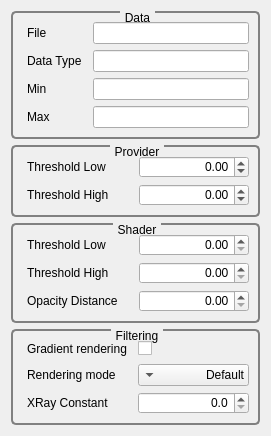
Before: the Qt Designer form Development/Tutorials/ViewerPlugins/GvRAWDataLoader/Ui/GvtQCustomEditor.ui in Roaanf/Roland_Greffe-Master_Thesis, drawn with Qt 5.
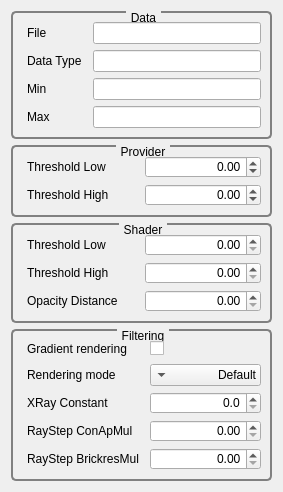
After: the same form once the commit is applied.

Commit message: - Rendering modes - Radius when import  - Ray step change

What changed in the file:
```diff
--- a/Development/Tutorials/ViewerPlugins/GvRAWDataLoader/Ui/GvtQCustomEditor.ui
+++ b/Development/Tutorials/ViewerPlugins/GvRAWDataLoader/Ui/GvtQCustomEditor.ui
@@ -369,13 +369,65 @@
                 <double>0.000000000000000</double>
               </property>
               <property name="maximum">
-                <double>400.000000000000000</double>
+                <double>1000.000000000000000</double>
               </property>
               <property name="singleStep">
                 <double>1.000000000000000</double>
               </property>
             </widget>
           </item>
+          <item row="4" column="0">
+            <widget class="QLabel" name="label_63">
+              <property name="text">
+                <string>RayStep ConApMul</string>
+              </property>
+            </widget>
+          </item>
+          <item row="4" column="1">
+            <widget class="QDoubleSpinBox" name="_coneApertureRayStepMult">
+              <property name="alignment">
+                <set>Qt::AlignRight|Qt::AlignTrailing|Qt::AlignVCenter</set>
+              </property>
+              <property name="decimals">
+                <number>2</number>
+              </property>
+              <property name="minimum">
+                <double>0.000000000000000</double>
+              </property>
+              <property name="maximum">
+                <double>1.000000000000000</double>
+              </property>
+              <property name="singleStep">
+                <double>0.010000000000000</double>
+              </property>
+            </widget>
+          </item>
+          <item row="5" column="0">
+            <widget class="QLabel" name="label_75">
+              <property name="text">
+                <string>RayStep BrickresMul</string>
+              </property>
+            </widget>
+          </item>
+          <item row="5" column="1">
+            <widget class="QDoubleSpinBox" name="_brickDimRayStepMult">
+              <property name="alignment">
+                <set>Qt::AlignRight|Qt::AlignTrailing|Qt::AlignVCenter</set>
+              </property>
+              <property name="decimals">
+                <number>2</number>
+              </property>
+              <property name="minimum">
+                <double>0.000000000000000</double>
+              </property>
+              <property name="maximum">
+                <double>1.000000000000000</double>
+              </property>
+              <property name="singleStep">
+                <double>0.010000000000000</double>
+              </property>
+            </widget>
+          </item>
         </layout>
       </widget>
     </item>
```
The commit also changes 22 other files.
